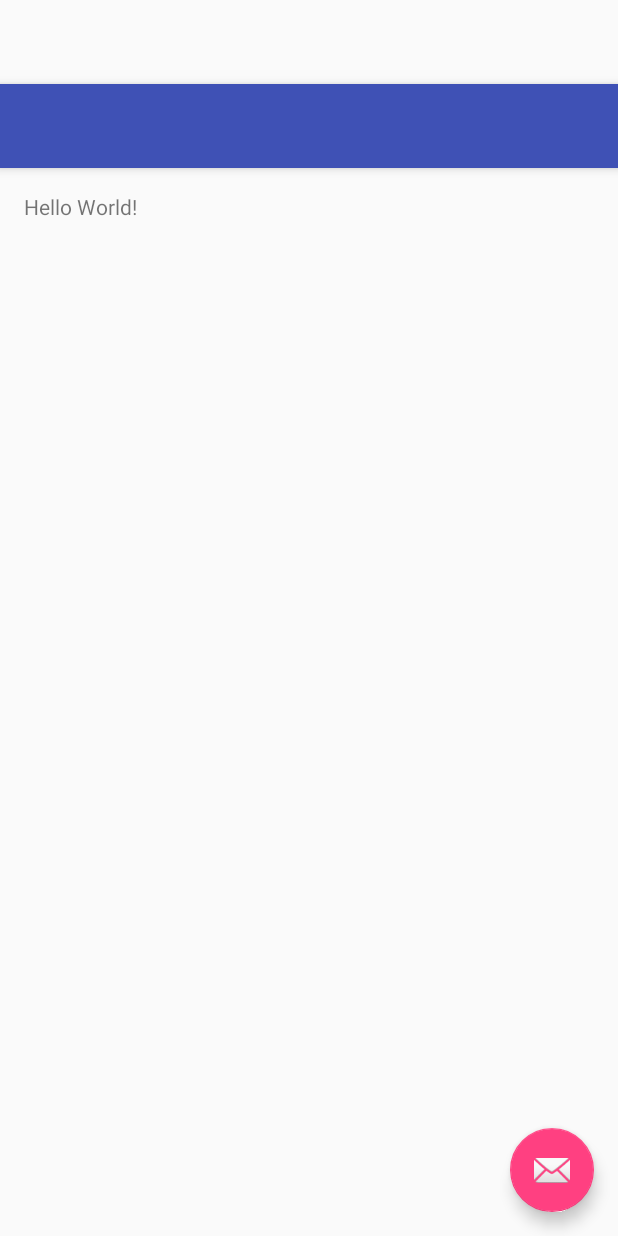
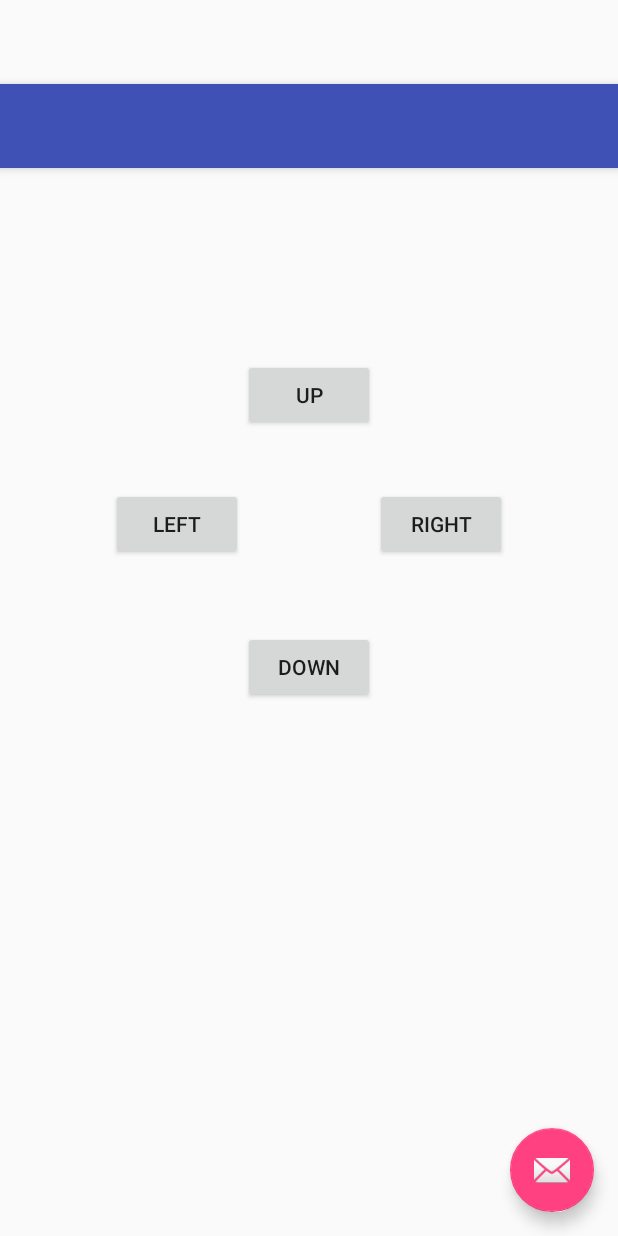
Before and after one commit to dtkelch/SpartaHack, an Android app: the layout activity_main.xml on its own in the app's theme, with its tools: preview values and no code run, on a phone screen of 412 x 824 dp. Run offline under Robolectric (Android 15) with nearby library versions, the phone set to English and light mode, and no system bars.

Commit message:
Add annotations

```diff
--- a/app/src/main/AndroidManifest.xml
+++ b/app/src/main/AndroidManifest.xml
@@ -9,7 +9,7 @@
         android:supportsRtl="true"
         android:theme="@style/AppTheme" >
         <activity
-            android:name=".MainActivity"
+            android:name=".MainActivity_"
             android:label="@string/app_name"
             android:theme="@style/AppTheme.NoActionBar" >
             <intent-filter>
--- a/app/src/main/res/layout/content_main.xml
+++ b/app/src/main/res/layout/content_main.xml
@@ -13,8 +13,38 @@
     tools:showIn="@layout/activity_main"
     tools:context="gvsu.firesay.MainActivity">
 
-    <TextView
-        android:text="Hello World!"
+    <Button
         android:layout_width="wrap_content"
-        android:layout_height="wrap_content" />
+        android:layout_height="wrap_content"
+        android:text="UP"
+        android:id="@+id/button_up"
+        android:layout_alignParentTop="true"
+        android:layout_centerHorizontal="true"
+        android:layout_marginTop="111dp"/>
+
+    <Button
+        android:layout_width="wrap_content"
+        android:layout_height="wrap_content"
+        android:text="DOWN"
+        android:id="@+id/button_down"
+        android:layout_below="@+id/button_up"
+        android:layout_centerHorizontal="true"
+        android:layout_marginTop="133dp"/>
+
+    <Button
+        android:layout_width="wrap_content"
+        android:layout_height="wrap_content"
+        android:text="LEFT"
+        android:id="@+id/button_left"
+        android:layout_below="@+id/button_up"
+        android:layout_toStartOf="@+id/button_up"
+        android:layout_marginTop="38dp"/>
+
+    <Button
+        android:layout_width="wrap_content"
+        android:layout_height="wrap_content"
+        android:text="RIGHT"
+        android:id="@+id/button_right"
+        android:layout_alignTop="@+id/button_left"
+        android:layout_toEndOf="@+id/button_up"/>
 </RelativeLayout>
--- a/build.gradle
+++ b/build.gradle
@@ -6,7 +6,7 @@ buildscript {
     }
     dependencies {
         classpath 'com.android.tools.build:gradle:1.5.0'
-
+        classpath 'com.neenbedankt.gradle.plugins:android-apt:1.8'
         // NOTE: Do not place your application dependencies here; they belong
         // in the individual module build.gradle files
     }
```
Also changed, not shown: app/build.gradle (+17 -2 lines), app/src/main/java/gvsu/firesay/MainActivity.java (+35 -1 lines).
